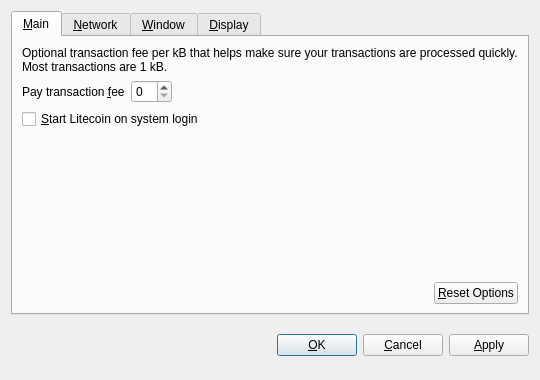
First picture: the form in litecoin/src/qt/forms/optionsdialog.ui, repository ColbertCoinProject/ColbertCoin, before the edit.
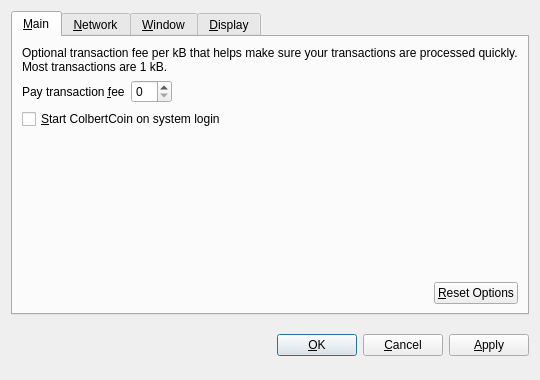
Second picture: the form after the edit. Custom widgets are drawn as their Qt base class.

Patch:
```diff
--- a/litecoin/src/qt/forms/optionsdialog.ui
+++ b/litecoin/src/qt/forms/optionsdialog.ui
@@ -82,7 +82,7 @@
           <string>Automatically start Litecoin after logging in to the system.</string>
          </property>
          <property name="text">
-          <string>&amp;Start Litecoin on system login</string>
+          <string>&amp;Start ColbertCoin on system login</string>
          </property>
         </widget>
        </item>
```
Left out of the diff: 10 changed lines with no effect on the pictures.
